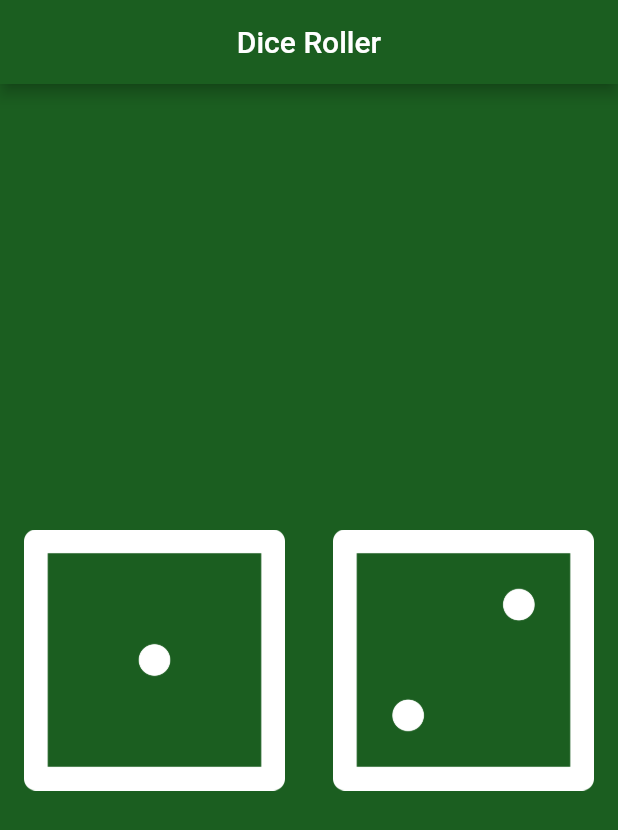
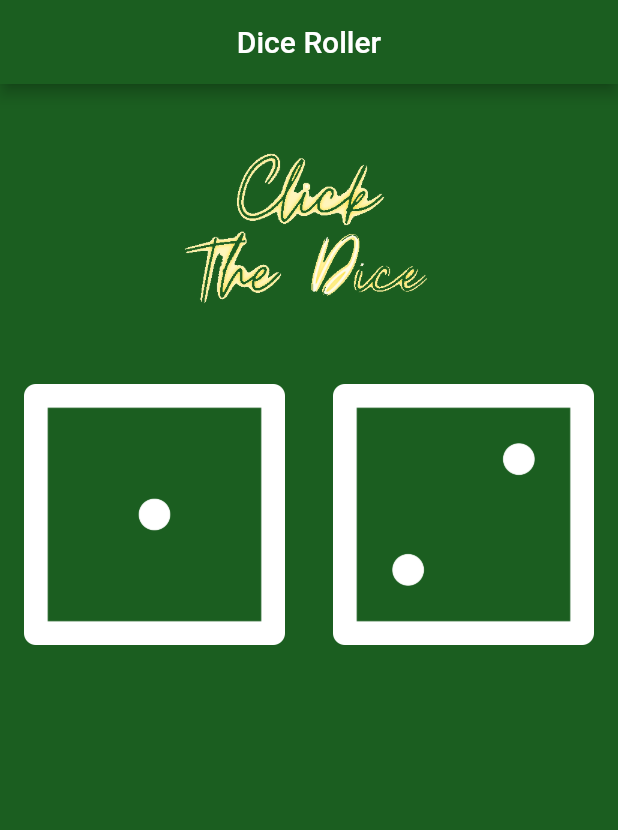
Before and after one commit to shaishalevss/dice_roller, a Flutter app: the screen it shows after launch, on a phone screen of 412 x 824 dp. Shown: the top 830 px of the screen. Run offline on Flutter 3.47's test engine with Material 2 defaults, Android fonts, the phone set to English and light mode, and no system bars.

Commit message:
I added a logo & app icon.

```diff
--- a/lib/main.dart
+++ b/lib/main.dart
@@ -36,7 +36,13 @@ class _DicePageState extends State<DicePage> {
   @override
   Widget build(BuildContext context) {
     return Center(
-      child: Row(
+      child: Column(
+        children: [
+          Image(
+            image: AssetImage('images/ClickTheDice.png'),
+            height: 200.0,
+          ),
+          Row(
             children: <Widget>[
               Expanded(
                 child: FlatButton(
@@ -56,6 +62,8 @@ class _DicePageState extends State<DicePage> {
               )
             ],
           ),
+        ],
+      ),
     );
   }
 }
```
Also changed, not shown: images/ClickTheDice.png (added), 31 other files. Lines whose indentation alone changed are shown as unchanged.
